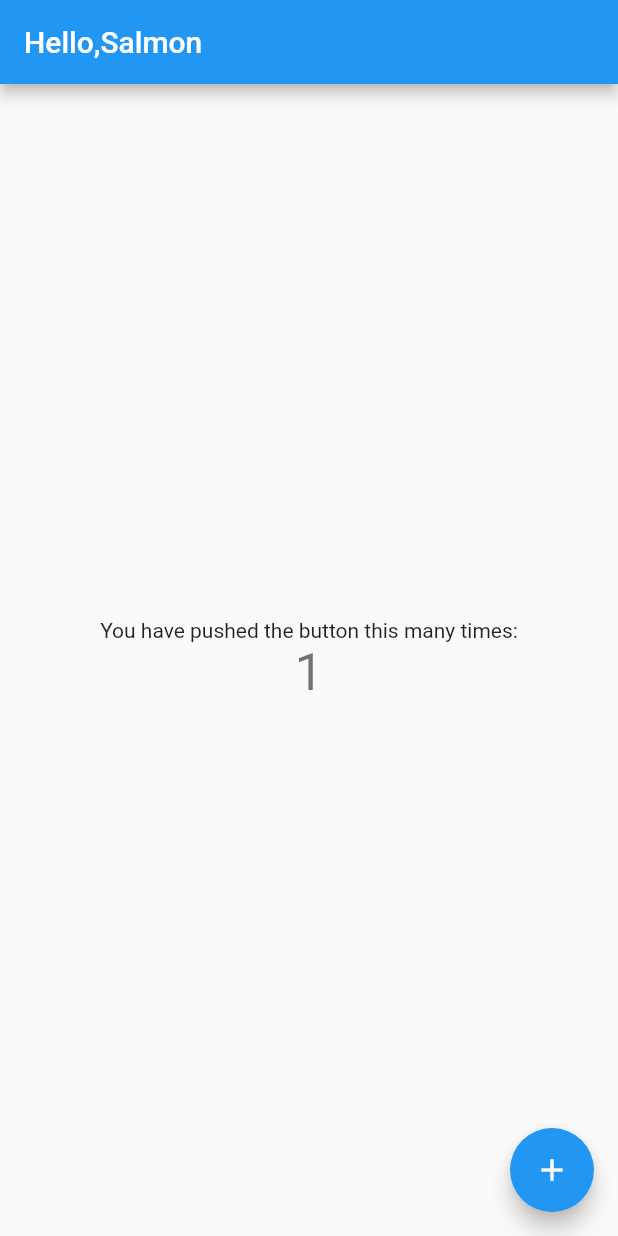
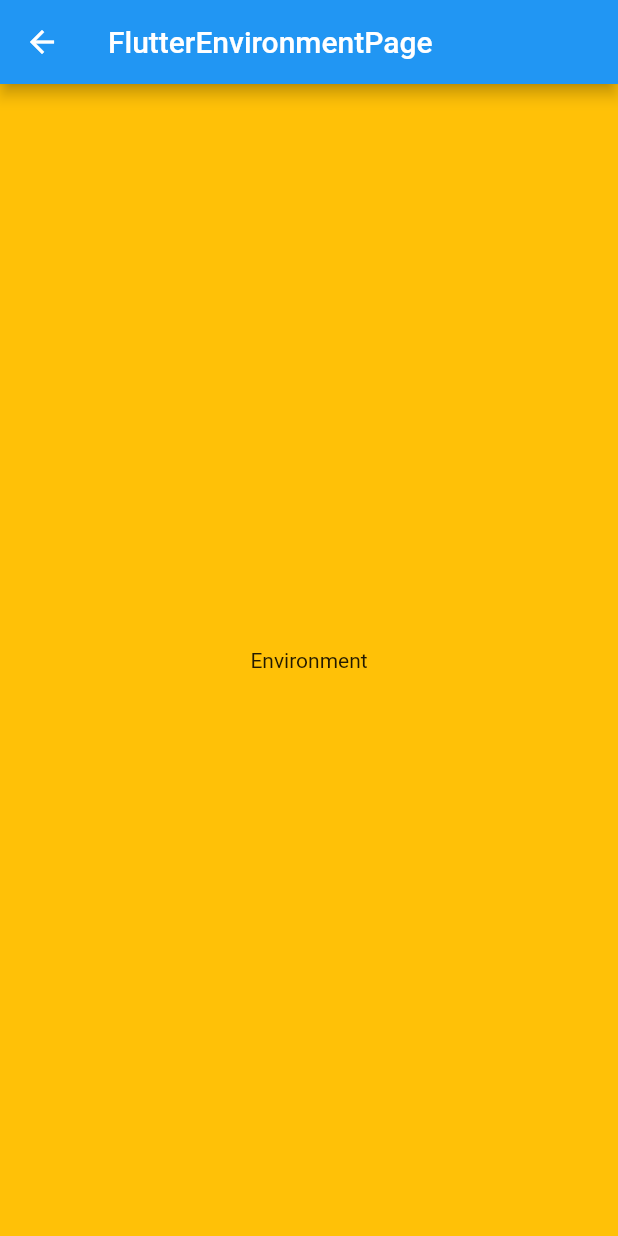
Before and after one commit to Salmonberry/Collapse, a Flutter app: the screen it shows after launch, after a tap on the "add" icon, on a phone screen of 412 x 824 dp. Run offline on Flutter 3.47's test engine with Material 2 defaults, Android fonts, the phone set to English and light mode, and no system bars; our stand-ins replace flutter_image_compress, get_it, image_cropper, image_picker, nanoid.

```diff
--- /dev/null
+++ b/example/lib/config/router/service_navigator.dart
@@ -0,0 +1,14 @@
+import 'package:flutter/material.dart';
+
+class NavigatorService {
+  final GlobalKey<NavigatorState> key = GlobalKey(debugLabel: 'navigate_key');
+
+  NavigatorState? get navigator => key.currentState;
+
+  get pushNamed => navigator?.pushNamed;
+  get push => navigator?.push;
+
+  NavigatorService();
+
+
+}
--- /dev/null
+++ b/example/lib/config/service_locator.dart
@@ -0,0 +1,11 @@
+import 'package:example/config/router/service_navigator.dart';
+import 'package:get_it/get_it.dart';
+
+ class  LocatorService {
+
+LocatorService();
+
+  static void setupLocator(GetIt instance) {
+    instance.registerSingleton<NavigatorService>(NavigatorService());
+  }
+}
--- /dev/null
+++ b/example/lib/flutter_envirment/flutter_environment_page.dart
@@ -0,0 +1,18 @@
+import 'package:flutter/material.dart';
+
+class FlutterEnvironmentPage extends StatelessWidget {
+  const FlutterEnvironmentPage({Key? key}) : super(key: key);
+
+  @override
+  Widget build(BuildContext context) {
+    return Scaffold(
+        appBar: AppBar(
+          title: const Text('FlutterEnvironmentPage'),
+        ),
+        body: Container(
+          alignment: Alignment.center,
+          color: Colors.amber,
+          child: const Text('Environment'),
+        ));
+  }
+}
--- /dev/null
+++ b/example/lib/home/home.dart
@@ -0,0 +1,90 @@
+import 'package:example/config/router/service_navigator.dart';
+import 'package:example/main.dart';
+import 'package:flutter/material.dart';
+
+class MyHomePage extends StatefulWidget {
+  const MyHomePage({Key? key, required this.title}) : super(key: key);
+
+  // This widget is the home page of your application. It is stateful, meaning
+  // that it has a State object (defined below) that contains fields that affect
+  // how it looks.
+
+  // This class is the configuration for the state. It holds the values (in this
+  // case the title) provided by the parent (in this case the App widget) and
+  // used by the build method of the State. Fields in a Widget subclass are
+  // always marked "final".
+
+  final String title;
+
+  @override
+  State<MyHomePage> createState() => _MyHomePageState();
+}
+
+class _MyHomePageState extends State<MyHomePage> {
+  int _counter = 0;
+
+  void _incrementCounter() {
+    setState(() {
+      // This call to setState tells the Flutter framework that something has
+      // changed in this State, which causes it to rerun the build method below
+      // so that the display can reflect the updated values. If we changed
+      // _counter without calling setState(), then the build method would not be
+      // called again, and so nothing would appear to happen.
+      _counter++;
+    });
+  }
+
+  @override
+  Widget build(BuildContext context) {
+    // This method is rerun every time setState is called, for instance as done
+    // by the _incrementCounter method above.
+    //
+    // The Flutter framework has been optimized to make rerunning build methods
+    // fast, so that you can just rebuild anything that needs updating rather
+    // than having to individually change instances of widgets.
+    return Scaffold(
+      appBar: AppBar(
+        // Here we take the value from the MyHomePage object that was created by
+        // the App.build method, and use it to set our appbar title.
+        title: Text(widget.title),
+      ),
+      body: Center(
+        // Center is a layout widget. It takes a single child and positions it
+        // in the middle of the parent.
+        child: Column(
+          // Column is also a layout widget. It takes a list of children and
+          // arranges them vertically. By default, it sizes itself to fit its
+          // children horizontally, and tries to be as tall as its parent.
+          //
+          // Invoke "debug painting" (press "p" in the console, choose the
+          // "Toggle Debug Paint" action from the Flutter Inspector in Android
+          // Studio, or the "Toggle Debug Paint" command in Visual Studio Code)
+          // to see the wireframe for each widget.
+          //
+          // Column has various properties to control how it sizes itself and
+          // how it positions its children. Here we use mainAxisAlignment to
+          // center the children vertically; the main axis here is the vertical
+          // axis because Columns are vertical (the cross axis would be
+          // horizontal).
+          mainAxisAlignment: MainAxisAlignment.center,
+          children: <Widget>[
+            const Text(
+              'You have pushed the button this many times:',
+            ),
+            Text(
+              '$_counter',
+              style: Theme.of(context).textTheme.headline4,
+            ),
+          ],
+        ),
+      ),
+      floatingActionButton: FloatingActionButton(
+        // onPressed: () => Navigator.pushNamed(context, '/flutter_environment_page'),
+        onPressed: () =>
+            getIt<NavigatorService>().pushNamed('/flutter_environment_page'),
+        tooltip: 'Increment',
+        child: const Icon(Icons.add),
+      ), // This trailing comma makes auto-formatting nicer for build methods.
+    );
+  }
+}
--- a/example/lib/main.dart
+++ b/example/lib/main.dart
@@ -1,8 +1,20 @@
-import 'package:collapse/collapse.dart';
+import 'package:example/flutter_envirment/flutter_environment_page.dart';
 import 'package:flutter/material.dart';
+import 'package:get_it/get_it.dart';
+
+import 'config/router/service_navigator.dart';
+import 'config/service_locator.dart';
+import 'home/home.dart';
+
+final getIt = GetIt.instance;
 
 void main() {
+  init();
   runApp(const MyApp());
+}
+
+init() {
+  LocatorService.setupLocator(getIt);
 }
 
 class MyApp extends StatelessWidget {
@@ -12,105 +24,16 @@ class MyApp extends StatelessWidget {
   @override
   Widget build(BuildContext context) {
     return MaterialApp(
+      navigatorKey: getIt<NavigatorService>().key,
       title: 'Flutter Demo',
+      initialRoute: "/",
       theme: ThemeData(
-        // This is the theme of your application.
-        //
-        // Try running your application with "flutter run". You'll see the
-        // application has a blue toolbar. Then, without quitting the app, try
-        // changing the primarySwatch below to Colors.green and then invoke
-        // "hot reload" (press "r" in the console where you ran "flutter run",
-        // or simply save your changes to "hot reload" in a Flutter IDE).
-        // Notice that the counter didn't reset back to zero; the application
-        // is not restarted.
         primarySwatch: Colors.blue,
       ),
-      home: MyHomePage(title: Tool().say('Salmon')),
+      routes: {
+        '/': (context) => const MyHomePage(title: 'Home'),
+        '/flutter_environment_page': (context) => const FlutterEnvironmentPage()
+      },
     );
   }
 }
-
-class MyHomePage extends StatefulWidget {
-  const MyHomePage({Key? key, required this.title}) : super(key: key);
-
-  // This widget is the home page of your application. It is stateful, meaning
-  // that it has a State object (defined below) that contains fields that affect
-  // how it looks.
-
-  // This class is the configuration for the state. It holds the values (in this
-  // case the title) provided by the parent (in this case the App widget) and
-  // used by the build method of the State. Fields in a Widget subclass are
-  // always marked "final".
-
-  final String title;
-
-  @override
-  State<MyHomePage> createState() => _MyHomePageState();
-}
-
-class _MyHomePageState extends State<MyHomePage> {
-  int _counter = 0;
-
-  void _incrementCounter() {
-    setState(() {
-      // This call to setState tells the Flutter framework that something has
-      // changed in this State, which causes it to rerun the build method below
-      // so that the display can reflect the updated values. If we changed
-      // _counter without calling setState(), then the build method would not be
-      // called again, and so nothing would appear to happen.
-      _counter++;
-    });
-  }
-
-  @override
-  Widget build(BuildContext context) {
-    // This method is rerun every time setState is called, for instance as done
-    // by the _incrementCounter method above.
-    //
-    // The Flutter framework has been optimized to make rerunning build methods
-    // fast, so that you can just rebuild anything that needs updating rather
-    // than having to individually change instances of widgets.
-    return Scaffold(
-      appBar: AppBar(
-        // Here we take the value from the MyHomePage object that was created by
-        // the App.build method, and use it to set our appbar title.
-        title: Text(widget.title),
-      ),
-      body: Center(
-        // Center is a layout widget. It takes a single child and positions it
-        // in the middle of the parent.
-        child: Column(
-          // Column is also a layout widget. It takes a list of children and
-          // arranges them vertically. By default, it sizes itself to fit its
-          // children horizontally, and tries to be as tall as its parent.
-          //
-          // Invoke "debug painting" (press "p" in the console, choose the
-          // "Toggle Debug Paint" action from the Flutter Inspector in Android
-          // Studio, or the "Toggle Debug Paint" command in Visual Studio Code)
-          // to see the wireframe for each widget.
-          //
-          // Column has various properties to control how it sizes itself and
-          // how it positions its children. Here we use mainAxisAlignment to
-          // center the children vertically; the main axis here is the vertical
-          // axis because Columns are vertical (the cross axis would be
-          // horizontal).
-          mainAxisAlignment: MainAxisAlignment.center,
-          children: <Widget>[
-            const Text(
-              'You have pushed the button this many times:',
-            ),
-            Text(
-              '$_counter',
-              style: Theme.of(context).textTheme.headline4,
-            ),
-          ],
-        ),
-      ),
-      floatingActionButton: FloatingActionButton(
-        onPressed: _incrementCounter,
-        tooltip: 'Increment',
-        child: const Icon(Icons.add),
-      ), // This trailing comma makes auto-formatting nicer for build methods.
-    );
-  }
-}
--- a/example/pubspec.yaml
+++ b/example/pubspec.yaml
@@ -34,8 +34,11 @@ dependencies:
   # The following adds the Cupertino Icons font to your application.
   # Use with the CupertinoIcons class for iOS style icons.
   cupertino_icons: ^1.0.2
+
   collapse:
     path: ../
+
+  get_it: ^7.2.0
 
 dev_dependencies:
   flutter_test:
--- a/lib/collapse.dart
+++ b/lib/collapse.dart
@@ -6,5 +6,5 @@ library collapse;
 //   int addOne(int value) => value + 1;
 // }
 
-export 'src/tool.dart';
+export 'src/image_utils.dart';
 export 'src/date_time_utils.dart';
--- a/lib/src/date_time_utils.dart
+++ b/lib/src/date_time_utils.dart
@@ -1,6 +1,7 @@
 class DateTimeUtil {
   DateTimeUtil();
 
+  // 计算年龄
   static int calculatedAge(DateTime birthday) {
 
     if (birthday.isAfter(DateTime.now())) {
--- /dev/null
+++ b/lib/src/location_map.dart
@@ -0,0 +1,3 @@
+class LocationMap {
+  LocationMap();
+}
--- a/lib/src/tool.dart
+++ /dev/null
@@ -1,49 +0,0 @@
-import 'dart:io';
-
-import 'package:image/image.dart';
-import 'package:image_cropper/image_cropper.dart';
-import 'package:image_picker/image_picker.dart';
-import 'package:nanoid/nanoid.dart';
-import 'package:path_provider/path_provider.dart';
-
-class Tool {
-  Tool();
-
-  String say(String value) => 'Hello,$value';
-
-  Future<File?> pickedCustomImage() async {
-    XFile? image;
-    CroppedFile? croppedFile;
-    File? newImage;
-
-    final ImagePicker picker = ImagePicker();
-    image = await picker.pickImage(source: ImageSource.gallery);
-
-    if (image != null) {
-      croppedFile = await ImageCropper().cropImage(
-          sourcePath: image.path,
-          compressFormat: ImageCompressFormat.jpg,
-          aspectRatio: const CropAspectRatio(ratioX: 3, ratioY: 4),
-          maxWidth: 240,
-          maxHeight: 320,
-          uiSettings: [
-            AndroidUiSettings(toolbarTitle: 'Cropper', lockAspectRatio: true),
-          ]);
-
-      if (croppedFile != null) {
-        final resizeImage = copyResize(
-            decodeImage(File(croppedFile.path).readAsBytesSync())!,
-            width: 240,
-            height: 320);
-
-        final String localImageSaveBasePath =
-            (await getApplicationDocumentsDirectory()).path;
-
-        newImage = File('$localImageSaveBasePath/cover_${nanoid(10)}.jpg')
-          ..writeAsBytesSync(encodeJpg(resizeImage));
-      }
-    }
-
-    return newImage;
-  }
-}
--- a/pubspec.yaml
+++ b/pubspec.yaml
@@ -16,6 +16,7 @@ dependencies:
   image: ^3.1.3
   image_picker: ^0.8.5
   path_provider: ^2.0.2
+  flutter_image_compress: ^1.1.0
 
 dev_dependencies:
   flutter_test:
```
Also changed, not shown: lib/src/image_utils.dart (added, +122 -0 lines), example/pubspec.lock, 2 other files.
